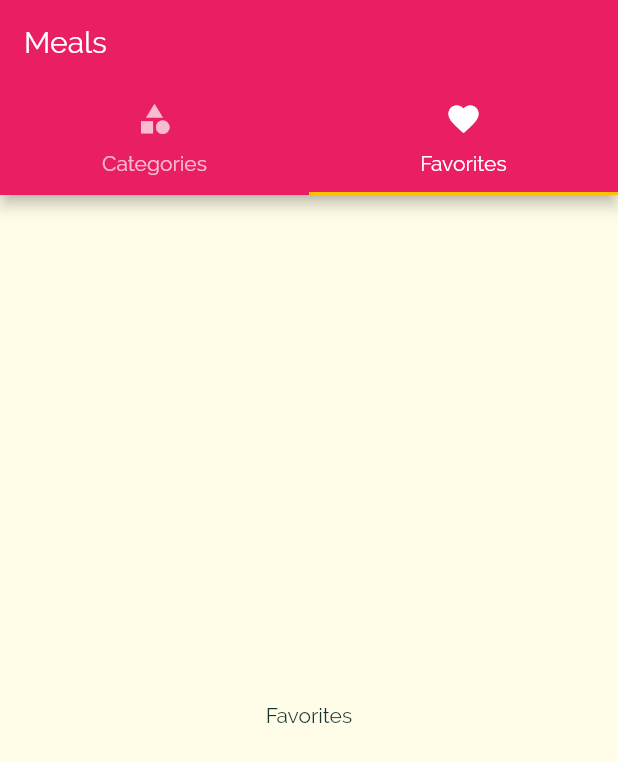
After one commit to YuckiestPenguin/flutter_meals_app, a Flutter app: the screen it shows after launch, on a phone screen of 412 x 824 dp. The commit adds this screen. Shown: the top 762 px of the screen. Run offline on Flutter 3.47's test engine with Material 2 defaults, Android fonts, the phone set to English and light mode, and no system bars.

Commit message:
added tab navigation for main categories and favorites screen

```diff
--- a/lib/main.dart
+++ b/lib/main.dart
@@ -1,4 +1,5 @@
 import 'package:flutter/material.dart';
+import 'package:meals_app/screens/tabs_screen.dart';
 import 'screens/meal_detail_screen.dart';
 import 'screens/categories_meals_screen.dart';
 import 'screens/categories_screen.dart';
@@ -28,8 +29,8 @@ class MyApp extends StatelessWidget {
               fontSize: 20,
             )),
       ),
-      home: CategoriesScreen(),
       routes: {
+        '/': (ctx) => TabScreen(),
         CategoriesMealsScreen.routeName: (ctx) => CategoriesMealsScreen(),
         MealDetailScreen.routeName: (ctx) => MealDetailScreen(),
       },
--- a/lib/screens/categories_screen.dart
+++ b/lib/screens/categories_screen.dart
@@ -5,9 +5,7 @@ import '../widgets/category_item.dart';
 class CategoriesScreen extends StatelessWidget {
   @override
   Widget build(BuildContext context) {
-    return Scaffold(
-      appBar: AppBar(title: const Text('Meals App')),
-      body: GridView(
+    return GridView(
       padding: const EdgeInsets.all(25),
       children: DUMMY_CATEGORIES
           .map((catData) =>
@@ -19,7 +17,6 @@ class CategoriesScreen extends StatelessWidget {
         crossAxisSpacing: 20,
         mainAxisSpacing: 20,
       ),
-      ),
     );
   }
 }
--- /dev/null
+++ b/lib/screens/favorites_screen.dart
@@ -0,0 +1,10 @@
+import 'package:flutter/material.dart';
+
+class FavoritesScreen extends StatelessWidget {
+  @override
+  Widget build(BuildContext context) {
+    return Center(
+      child: Text('Favorites'),
+    );
+  }
+}
--- /dev/null
+++ b/lib/screens/tabs_screen.dart
@@ -0,0 +1,40 @@
+import 'package:flutter/material.dart';
+import './categories_screen.dart';
+import './favorites_screen.dart';
+
+class TabScreen extends StatefulWidget {
+  @override
+  _TabScreenState createState() => _TabScreenState();
+}
+
+class _TabScreenState extends State<TabScreen> {
+  @override
+  Widget build(BuildContext context) {
+    return DefaultTabController(
+      length: 2,
+      initialIndex: 1,
+      child: Scaffold(
+          appBar: AppBar(
+            title: Text('Meals'),
+            bottom: TabBar(
+              tabs: <Widget>[
+                Tab(
+                  icon: Icon(Icons.category),
+                  text: 'Categories',
+                ),
+                Tab(
+                  icon: Icon(Icons.favorite),
+                  text: 'Favorites',
+                ),
+              ],
+            ),
+          ),
+          body: TabBarView(
+            children: <Widget>[
+              CategoriesScreen(),
+              FavoritesScreen(),
+            ],
+          )),
+    );
+  }
+}
```
Lines whose indentation alone changed are shown as unchanged.
